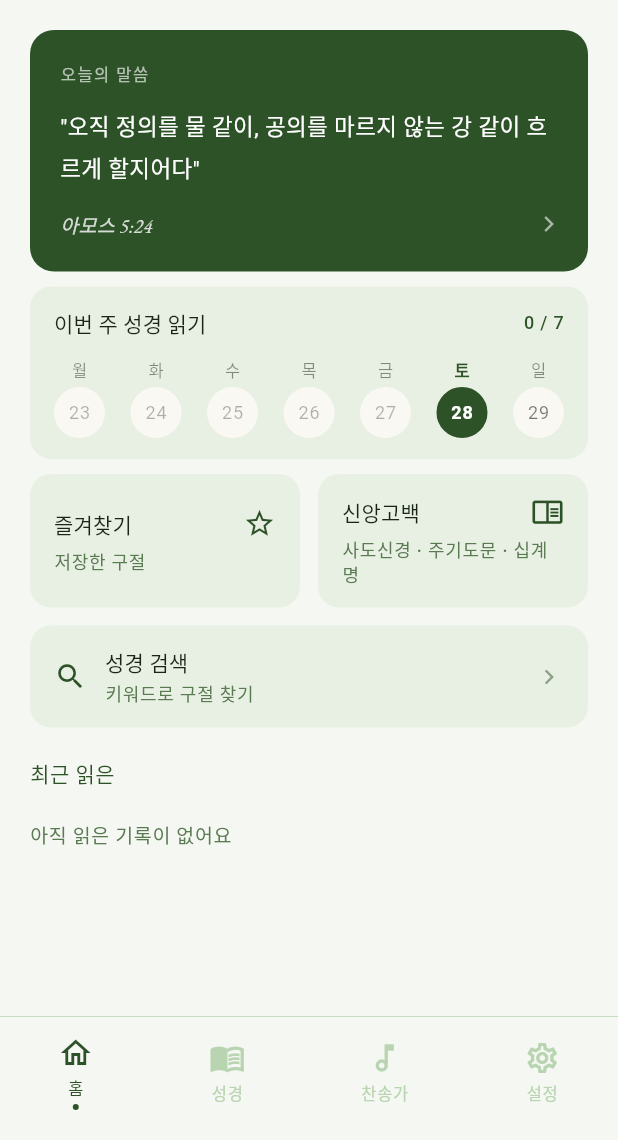
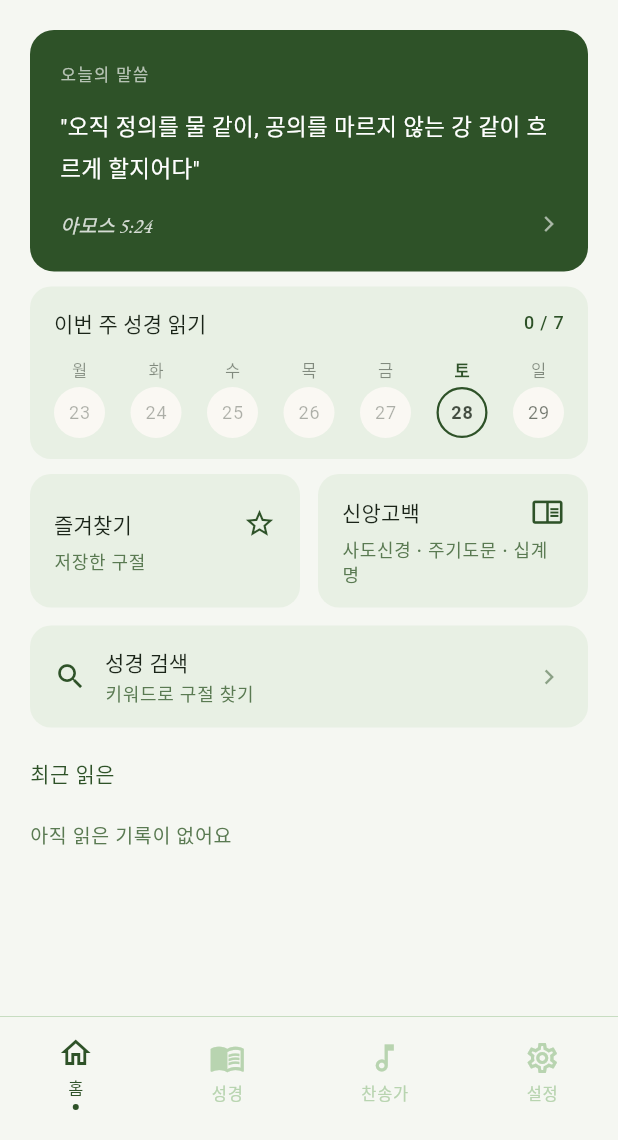
Before and after one commit to udhyk27-ops/flutter-bibly-project, a Flutter app: the screen it shows after launch, on a phone screen of 412 x 824 dp, the part 96-1236 px from its top. Run offline on Flutter 3.47's test engine with Material 3 defaults, Android fonts, the phone set to English and light mode, and no system bars; our stand-ins replace firebase_core, firebase_remote_config, flutter_local_notifications, google_fonts, hive_flutter, share_plus and 3 more; accounts and stored records are empty.

Commit message:
이번주 성경 읽기 기능 추가

```diff
--- a/lib/screens/bible_reading_screen.dart
+++ b/lib/screens/bible_reading_screen.dart
@@ -7,8 +7,10 @@ import '../providers/reading_settings.dart';
 import '../services/bible_api_service.dart';
 import '../services/ai_service.dart';
 import '../services/favorite_service.dart';
+import '../services/reading_date_service.dart';
 import '../services/recent_read_service.dart';
 
+/// 성경 읽기 페이지
 class BibleReadingScreen extends StatefulWidget {
   final BibleBookModel book;
   final int            chapterNumber;
@@ -53,6 +55,7 @@ class _BibleReadingScreenState extends State<BibleReadingScreen> {
       _selectedVerseId = null;
     });
 
+    /// 최근 읽은
     await RecentReadService.save(
       bookName:        widget.book.name,
       bookEnglishName: widget.book.englishName,
@@ -63,6 +66,9 @@ class _BibleReadingScreenState extends State<BibleReadingScreen> {
       totalChapters:   widget.book.totalChapters,
       chapter:         _currentChapter,
     );
+
+    /// 이번 주 성경 읽기 출석체크
+    await ReadingDateService.markToday();
 
     try {
       final chapter = await BibleApiService.getChapter(
--- a/lib/screens/home_screen.dart
+++ b/lib/screens/home_screen.dart
@@ -6,6 +6,7 @@ import '../widgets/main_menu_grid.dart';
 import '../widgets/recent_section.dart';
 import '../widgets/bottom_nav.dart';
 import '../widgets/weekly_reading.dart';
+import '../services/reading_date_service.dart'; // 추가
 
 class HomeScreen extends StatefulWidget {
   const HomeScreen({super.key});
@@ -16,11 +17,24 @@ class HomeScreen extends StatefulWidget {
 
 class _HomeScreenState extends State<HomeScreen> with RouteAware {
   int _recentKey = 0;
+  Set<DateTime> _readDays = {};  // 추가
+
+  // 읽기 날짜 로드
+  Future<void> _loadReadDays() async {
+    final days = await ReadingDateService.checkedDaysThisWeek();
+    if (mounted) setState(() => _readDays = days);
+  }
+
+  @override
+  void initState() {
+    super.initState();
+    _loadReadDays(); // 추가
+  }
 
   @override
   void didPopNext() {
-    // 다른 화면에서 홈으로 돌아올 때 호출
     setState(() => _recentKey++);
+    _loadReadDays(); // 추가: 성경 화면에서 돌아올 때 날짜 갱신
   }
 
   @override
@@ -51,9 +65,8 @@ class _HomeScreenState extends State<HomeScreen> with RouteAware {
                     const SizedBox(height: 10),
                     const TodayVerseCard(),
                     const SizedBox(height: 10),
-                    WeeklyReadingWidget(
-                      checkedDays: const {}, // 기능 구현 전: 빈 Set
-                      // 구현 후: ReadingService.checkedDaysThisWeek() 등 주입
+                    AbsorbPointer(
+                      child: WeeklyReadingWidget(checkedDays: _readDays), // 수정
                     ),
                     const SizedBox(height: 10),
                     const MainMenuGrid(),
--- /dev/null
+++ b/lib/services/reading_date_service.dart
@@ -0,0 +1,58 @@
+import 'dart:convert';
+import 'package:flutter/cupertino.dart';
+import 'package:shared_preferences/shared_preferences.dart';
+
+/// 성경 읽은 날짜만 관리하는 서비스
+/// RecentReadService.save() 와 함께 호출해서 오늘 날짜를 기록
+class ReadingDateService {
+  static const _key = 'reading_dates';
+
+  /// 오늘 날짜 저장 (중복 무시)
+  static Future<void> markToday() async {
+    final prefs = await SharedPreferences.getInstance();
+    final saved = _load(prefs);
+    final today = _fmt(DateTime.now());
+    // debugPrint('[ReadingDateService] markToday: $today, before: $saved');
+    if (!saved.contains(today)) {
+      saved.add(today);
+      await prefs.setString(_key, jsonEncode(saved));
+    }
+    // debugPrint('[ReadingDateService] markToday after: ${_load(prefs)}');
+  }
+
+  /// 이번 주(월~일) 읽은 날짜 Set 반환
+  static Future<Set<DateTime>> checkedDaysThisWeek() async {
+    final prefs = await SharedPreferences.getInstance();
+    final raw = _load(prefs);
+    // debugPrint('[ReadingDateService] checkedDaysThisWeek raw: $raw');
+    final saved = raw.map(_parse).whereType<DateTime>().toSet();
+
+    final now = DateTime.now();
+    final monday = now.subtract(Duration(days: now.weekday - 1));
+    final weekDays = List.generate(7, (i) {
+      final d = monday.add(Duration(days: i));
+      return DateTime(d.year, d.month, d.day);
+    }).toSet();
+
+    return saved.intersection(weekDays);
+  }
+
+  // ── 내부 헬퍼 ──────────────────────────────────
+  static List<String> _load(SharedPreferences prefs) {
+    final raw = prefs.getString(_key);
+    if (raw == null) return [];
+    return List<String>.from(jsonDecode(raw));
+  }
+
+  static String _fmt(DateTime d) =>
+      '${d.year}-${d.month.toString().padLeft(2, '0')}-${d.day.toString().padLeft(2, '0')}';
+
+  static DateTime? _parse(String s) {
+    try {
+      final parts = s.split('-');
+      return DateTime(int.parse(parts[0]), int.parse(parts[1]), int.parse(parts[2]));
+    } catch (_) {
+      return null;
+    }
+  }
+}
--- a/lib/widgets/weekly_reading.dart
+++ b/lib/widgets/weekly_reading.dart
@@ -32,7 +32,13 @@ class WeeklyReadingWidget extends StatelessWidget {
         .map((d) => DateTime(d.year, d.month, d.day))
         .toSet();
 
+    // 이번 주 날짜와 교집합으로만 카운트
     final doneCount = days.where((d) => checked.contains(d)).length;
+
+    // 디버그용 — 확인 후 제거
+    debugPrint('checked: $checked');
+    debugPrint('days: $days');
+    debugPrint('doneCount: $doneCount');
 
     return Container(
       padding: const EdgeInsets.symmetric(horizontal: 16, vertical: 14),
@@ -114,8 +120,9 @@ class _DayBadge extends StatelessWidget {
       circleBg = cs.primary;
       circleText = cs.onPrimary;
     } else if (isToday) {
-      circleBg = cs.primaryContainer;
-      circleText = cs.onPrimaryContainer;
+      // 미읽음 오늘: 배경 투명 + 테두리만
+      circleBg = Colors.transparent;
+      circleText = cs.onSurface.withValues(alpha: 0.8);
     } else if (isPast) {
       circleBg = cs.surfaceContainerLow;
       circleText = cs.onSurface.withValues(alpha: 0.35);
```
